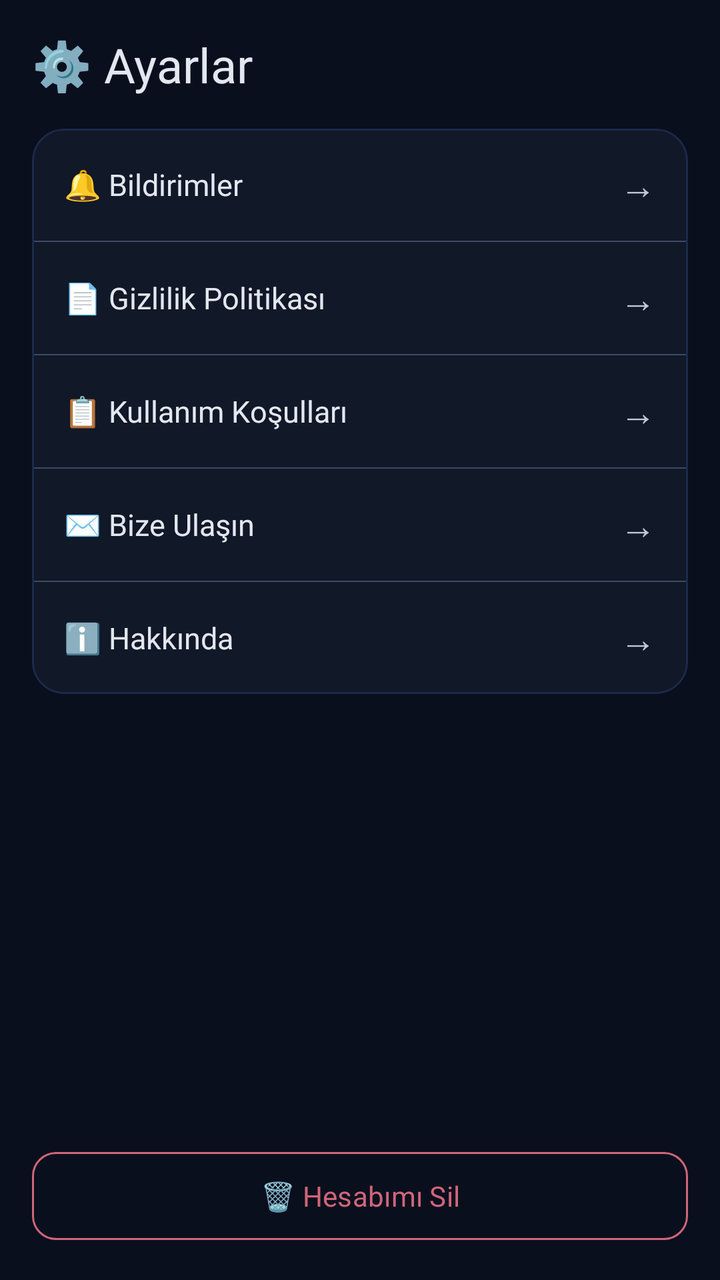
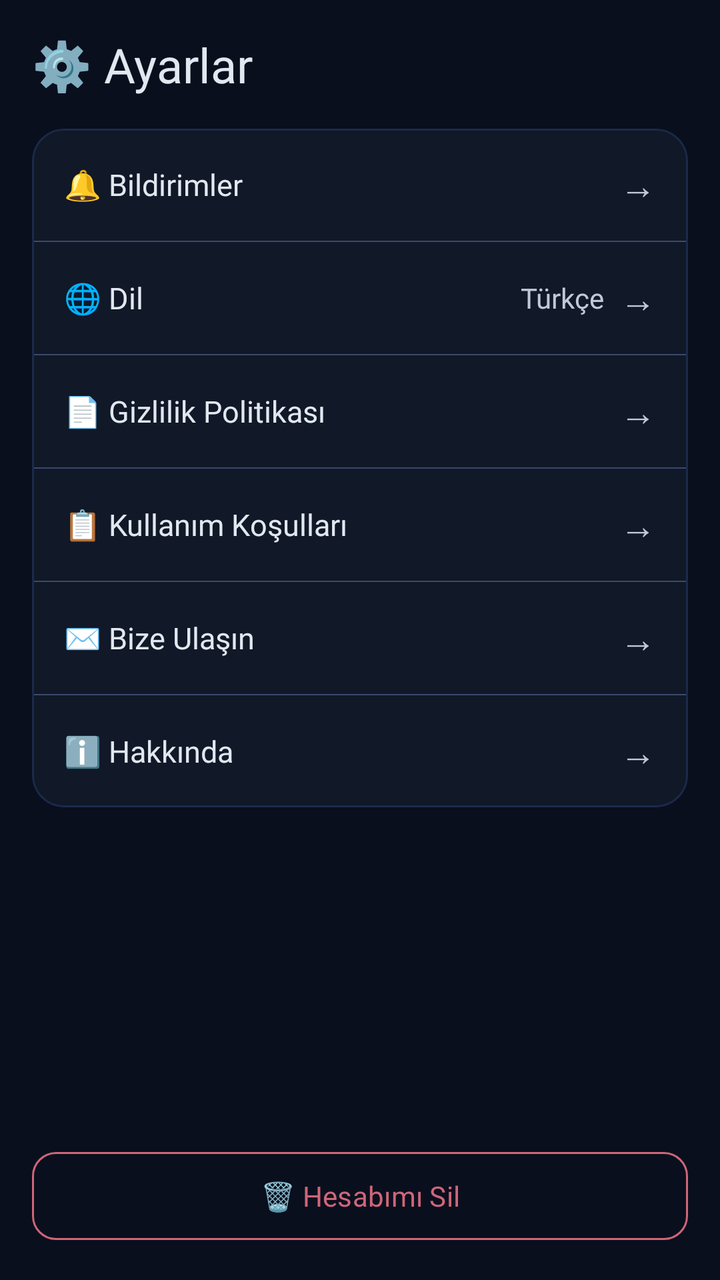

Screens rendered from an Android XML layout before and after an edit, with the pre-edit source and the edit as a unified diff.
<!-- AndroidManifest.xml: application theme Theme.KPSSArena -->
<!-- res/layout/fragment_settings.xml -->
<?xml version="1.0" encoding="utf-8"?>
<LinearLayout
    xmlns:android="http://schemas.android.com/apk/res/android"
    xmlns:app="http://schemas.android.com/apk/res-auto"
    android:layout_width="match_parent"
    android:layout_height="match_parent"
    android:orientation="vertical"
    android:background="@color/background">
    <TextView
        android:layout_width="wrap_content"
        android:layout_height="wrap_content"
        android:text="⚙️ Ayarlar"
        android:textColor="@color/on_surface"
        android:textSize="24sp"
        android:fontFamily="@font/playfair_display_bold"
        android:layout_margin="16dp" />
    <com.google.android.material.card.MaterialCardView

        android:layout_width="match_parent"
        android:layout_height="wrap_content"
        app:cardCornerRadius="16dp"
        app:cardBackgroundColor="@color/surface"
        android:layout_marginHorizontal="16dp"
        android:layout_marginBottom="16dp">
        <LinearLayout
            android:layout_width="match_parent"
            android:layout_height="wrap_content"
            android:orientation="vertical">
            <LinearLayout
                android:id="@+id/item_notifications"
                android:layout_width="match_parent"
                android:layout_height="56dp"
                android:orientation="horizontal"
                android:gravity="center_vertical"
                android:paddingHorizontal="16dp"
                android:clickable="true"
                android:focusable="true"
                android:background="?attr/selectableItemBackground">
                <TextView
                    android:layout_width="0dp"
                    android:layout_height="wrap_content"
                    android:layout_weight="1"
                    android:text="🔔 Bildirimler"
                    android:textColor="@color/on_surface"
                    android:textSize="15sp" />
                <TextView
                    android:layout_width="wrap_content"
                    android:layout_height="wrap_content"
                    android:text="→"
                    android:textColor="@color/on_surface_variant"
                    android:textSize="18sp" />
            </LinearLayout>

            <View android:layout_width="match_parent" android:layout_height="0.5dp" android:background="@color/outline" />
            <LinearLayout
                android:id="@+id/item_privacy_policy"
                android:layout_width="match_parent"
                android:layout_height="56dp"
                android:orientation="horizontal"
                android:gravity="center_vertical"
                android:paddingHorizontal="16dp"
                android:clickable="true"
                android:focusable="true"
                android:background="?attr/selectableItemBackground">
                <TextView
                    android:layout_width="0dp"
                    android:layout_height="wrap_content"
                    android:layout_weight="1"
                    android:text="📄 Gizlilik Politikası"
                    android:textColor="@color/on_surface"
                    android:textSize="15sp" />
                <TextView
                    android:layout_width="wrap_content"
                    android:layout_height="wrap_content"
                    android:text="→"
                    android:textColor="@color/on_surface_variant"
                    android:textSize="18sp" />
            </LinearLayout>
            <View android:layout_width="match_parent" android:layout_height="0.5dp" android:background="@color/outline" />
            <LinearLayout
                android:id="@+id/item_terms_of_service"
                android:layout_width="match_parent"
                android:layout_height="56dp"
                android:orientation="horizontal"
                android:gravity="center_vertical"
                android:paddingHorizontal="16dp"
                android:clickable="true"

                android:focusable="true"
                android:background="?attr/selectableItemBackground">
                <TextView
                    android:layout_width="0dp"
                    android:layout_height="wrap_content"
                    android:layout_weight="1"
                    android:text="📋 Kullanım Koşulları"
                    android:textColor="@color/on_surface"
                    android:textSize="15sp" />
                <TextView
                    android:layout_width="wrap_content"
                    android:layout_height="wrap_content"
                    android:text="→"
                    android:textColor="@color/on_surface_variant"
                    android:textSize="18sp" />
            </LinearLayout>
            <View android:layout_width="match_parent" android:layout_height="0.5dp" android:background="@color/outline" />
            <LinearLayout
                android:id="@+id/item_contact_us"
                android:layout_width="match_parent"
                android:layout_height="56dp"
                android:orientation="horizontal"
                android:gravity="center_vertical"
                android:paddingHorizontal="16dp"
                android:clickable="true"
                android:focusable="true"
                android:background="?attr/selectableItemBackground">
                <TextView
                    android:layout_width="0dp"
                    android:layout_height="wrap_content"
                    android:layout_weight="1"
                    android:text="✉️ Bize Ulaşın"
                    android:textColor="@color/on_surface"
                    android:textSize="15sp" />

                <TextView
                    android:layout_width="wrap_content"
                    android:layout_height="wrap_content"
                    android:text="→"
                    android:textColor="@color/on_surface_variant"
                    android:textSize="18sp" />
            </LinearLayout>
            <View android:layout_width="match_parent" android:layout_height="0.5dp" android:background="@color/outline" />
            <LinearLayout
                android:id="@+id/item_about"
                android:layout_width="match_parent"
                android:layout_height="56dp"
                android:orientation="horizontal"
                android:gravity="center_vertical"
                android:paddingHorizontal="16dp"
                android:clickable="true"
                android:focusable="true"
                android:background="?attr/selectableItemBackground">
                <TextView
                    android:layout_width="0dp"
                    android:layout_height="wrap_content"
                    android:layout_weight="1"
                    android:text="ℹ️ Hakkında"
                    android:textColor="@color/on_surface"
                    android:textSize="15sp" />
                <TextView
                    android:layout_width="wrap_content"
                    android:layout_height="wrap_content"
                    android:text="→"
                    android:textColor="@color/on_surface_variant"
                    android:textSize="18sp" />
            </LinearLayout>

        </LinearLayout>
    </com.google.android.material.card.MaterialCardView>
    <Space android:layout_width="match_parent" android:layout_height="0dp" android:layout_weight="1" />
    <com.google.android.material.button.MaterialButton
        android:id="@+id/item_delete_account"
        style="@style/Widget.KPSSArena.Button.Outlined"
        android:layout_width="match_parent"
        android:layout_height="52dp"
        android:text="🗑️ Hesabımı Sil"
        android:textColor="@color/error"
        app:strokeColor="@color/error"
        android:layout_marginHorizontal="16dp"
        android:layout_marginBottom="16dp" />
</LinearLayout>
<!-- resources referenced by this layout -->
<resources>
  <color name="background">#0A0F1E</color>
  <color name="error">#CF6679</color>
  <color name="on_surface">#E2E8F0</color>
  <color name="on_surface_variant">#C1C9D9</color>
  <color name="outline">#3A4A6B</color>
  <color name="surface">#111827</color>
  <style name="Widget.KPSSArena.Button.Outlined" parent="Widget.Material3.Button.OutlinedButton">
          <item name="cornerRadius">12dp</item>
          <item name="android:textAllCaps">false</item>
  
          <item name="strokeColor">@color/primary</item>
      </style>
  <style name="Theme.KPSSArena" parent="Theme.Material3.Dark.NoActionBar">
          
          <item name="colorPrimary">#C9A84C</item>
          <item name="colorOnPrimary">#1A1000</item>
          <item name="colorPrimaryContainer">#3D2C00</item>
          <item name="colorOnPrimaryContainer">#FFE08C</item>
          
          
          <item name="colorSecondary">#0D1B3E</item>
          <item name="colorOnSecondary">#E8EDF7</item>
          <item name="colorSecondaryContainer">#1E2A45</item>
          <item name="colorOnSecondaryContainer">#D4E3FF</item>
          
          
          <item name="colorTertiary">#A5C4FF</item>
          <item name="colorOnTertiary">#002D6B</item>
          
          
          <item name="android:colorBackground">#0A0F1E</item>
          <item name="colorSurface">#111827</item>
          <item name="colorSurfaceVariant">#1E2A45</item>
          <item name="colorOnSurface">#E2E8F0</item>
          <item name="colorOnSurfaceVariant">#C1C9D9</item>
          
          
          <item name="colorOutline">#3A4A6B</item>
          <item name="colorOutlineVariant">#1A2A4B</item>
          
          
          <item name="colorError">#CF6679</item>
          <item name="colorOnError">#370B1E</item>
          
          
          <item name="android:statusBarColor">@android:color/transparent</item>
          <item name="android:navigationBarColor">@android:color/transparent</item>
          <item name="android:windowLightStatusBar">false</item>
          
          
          <item name="fontFamily">@font/inter_regular</item>
  
          
          
          <item name="shapeAppearanceSmallComponent">@style/ShapeAppearance.KPSSArena.Small</item>
          <item name="shapeAppearanceMediumComponent">@style/ShapeAppearance.KPSSArena.Medium</item>
          <item name="shapeAppearanceLargeComponent">@style/ShapeAppearance.KPSSArena.Large</item>
      </style>
  <color name="primary">#C9A84C</color>
  <style name="ShapeAppearance.KPSSArena.Small" parent="ShapeAppearance.Material3.Corner.Small">
          <item name="cornerFamily">rounded</item>
          <item name="cornerSize">12dp</item>
      </style>
  <style name="ShapeAppearance.KPSSArena.Medium" parent="ShapeAppearance.Material3.Corner.Medium">
          <item name="cornerFamily">rounded</item>
          <item name="cornerSize">16dp</item>
      </style>
  <style name="ShapeAppearance.KPSSArena.Large" parent="ShapeAppearance.Material3.Corner.Large">
          <item name="cornerFamily">rounded</item>
          <item name="cornerSize">24dp</item>
      </style>
</resources>

<!-- the commit's change to res/layout/fragment_settings.xml (unified diff, before → after) -->
@@ -9,7 +9,7 @@
     <TextView
         android:layout_width="wrap_content"
         android:layout_height="wrap_content"
-        android:text="⚙️ Ayarlar"
+        android:text="@string/settings_title"
         android:textColor="@color/on_surface"
         android:textSize="24sp"
         android:fontFamily="@font/playfair_display_bold"
@@ -40,17 +40,50 @@
                     android:layout_width="0dp"
                     android:layout_height="wrap_content"
                     android:layout_weight="1"
-                    android:text="🔔 Bildirimler"
-                    android:textColor="@color/on_surface"
-                    android:textSize="15sp" />
-                <TextView
-                    android:layout_width="wrap_content"
-                    android:layout_height="wrap_content"
-                    android:text="→"
-                    android:textColor="@color/on_surface_variant"
-                    android:textSize="18sp" />
-            </LinearLayout>
-
+                    android:text="@string/settings_notifications"
+                    android:textColor="@color/on_surface"
+                    android:textSize="15sp" />
+                <TextView
+                    android:layout_width="wrap_content"
+                    android:layout_height="wrap_content"
+                    android:text="@string/action_arrow"
+                    android:textColor="@color/on_surface_variant"
+                    android:textSize="18sp" />
+            </LinearLayout>
+
+            <View android:layout_width="match_parent" android:layout_height="0.5dp" android:background="@color/outline" />
+            <LinearLayout
+                android:id="@+id/item_language"
+                android:layout_width="match_parent"
+                android:layout_height="56dp"
+                android:orientation="horizontal"
+                android:gravity="center_vertical"
+                android:paddingHorizontal="16dp"
+                android:clickable="true"
+                android:focusable="true"
+                android:background="?attr/selectableItemBackground">
+                <TextView
+                    android:layout_width="0dp"
+                    android:layout_height="wrap_content"
+                    android:layout_weight="1"
+                    android:text="@string/settings_language"
+                    android:textColor="@color/on_surface"
+                    android:textSize="15sp" />
+                <TextView
+                    android:id="@+id/tv_current_language"
+                    android:layout_width="wrap_content"
+                    android:layout_height="wrap_content"
+                    android:text="@string/language_turkish"
+                    android:textColor="@color/on_surface_variant"
+                    android:textSize="14sp"
+                    android:layout_marginEnd="8dp" />
+                <TextView
+                    android:layout_width="wrap_content"
+                    android:layout_height="wrap_content"
+                    android:text="@string/action_arrow"
+                    android:textColor="@color/on_surface_variant"
+                    android:textSize="18sp" />
+            </LinearLayout>
             <View android:layout_width="match_parent" android:layout_height="0.5dp" android:background="@color/outline" />
             <LinearLayout
                 android:id="@+id/item_privacy_policy"
@@ -66,13 +99,13 @@
                     android:layout_width="0dp"
                     android:layout_height="wrap_content"
                     android:layout_weight="1"
-                    android:text="📄 Gizlilik Politikası"
-                    android:textColor="@color/on_surface"
-                    android:textSize="15sp" />
-                <TextView
-                    android:layout_width="wrap_content"
-                    android:layout_height="wrap_content"
-                    android:text="→"
+                    android:text="@string/settings_privacy_policy"
+                    android:textColor="@color/on_surface"
+                    android:textSize="15sp" />
+                <TextView
+                    android:layout_width="wrap_content"
+                    android:layout_height="wrap_content"
+                    android:text="@string/action_arrow"
                     android:textColor="@color/on_surface_variant"
                     android:textSize="18sp" />
             </LinearLayout>
@@ -92,13 +125,13 @@
                     android:layout_width="0dp"
                     android:layout_height="wrap_content"
                     android:layout_weight="1"
-                    android:text="📋 Kullanım Koşulları"
-                    android:textColor="@color/on_surface"
-                    android:textSize="15sp" />
-                <TextView
-                    android:layout_width="wrap_content"
-                    android:layout_height="wrap_content"
-                    android:text="→"
+                    android:text="@string/settings_terms_of_service"
+                    android:textColor="@color/on_surface"
+                    android:textSize="15sp" />
+                <TextView
+                    android:layout_width="wrap_content"
+                    android:layout_height="wrap_content"
+                    android:text="@string/action_arrow"
                     android:textColor="@color/on_surface_variant"
                     android:textSize="18sp" />
             </LinearLayout>
@@ -117,14 +150,14 @@
                     android:layout_width="0dp"
                     android:layout_height="wrap_content"
                     android:layout_weight="1"
-                    android:text="✉️ Bize Ulaşın"
-                    android:textColor="@color/on_surface"
-                    android:textSize="15sp" />
-
-                <TextView
-                    android:layout_width="wrap_content"
-                    android:layout_height="wrap_content"
-                    android:text="→"
+                    android:text="@string/settings_contact_us"
+                    android:textColor="@color/on_surface"
+                    android:textSize="15sp" />
+
+                <TextView
+                    android:layout_width="wrap_content"
+                    android:layout_height="wrap_content"
+                    android:text="@string/action_arrow"
                     android:textColor="@color/on_surface_variant"
                     android:textSize="18sp" />
             </LinearLayout>
@@ -143,13 +176,13 @@
                     android:layout_width="0dp"
                     android:layout_height="wrap_content"
                     android:layout_weight="1"
-                    android:text="ℹ️ Hakkında"
-                    android:textColor="@color/on_surface"
-                    android:textSize="15sp" />
-                <TextView
-                    android:layout_width="wrap_content"
-                    android:layout_height="wrap_content"
-                    android:text="→"
+                    android:text="@string/settings_about"
+                    android:textColor="@color/on_surface"
+                    android:textSize="15sp" />
+                <TextView
+                    android:layout_width="wrap_content"
+                    android:layout_height="wrap_content"
+                    android:text="@string/action_arrow"
                     android:textColor="@color/on_surface_variant"
                     android:textSize="18sp" />
             </LinearLayout>
@@ -162,7 +195,7 @@
         style="@style/Widget.KPSSArena.Button.Outlined"
         android:layout_width="match_parent"
         android:layout_height="52dp"
-        android:text="🗑️ Hesabımı Sil"
+        android:text="@string/action_delete_account"
         android:textColor="@color/error"
         app:strokeColor="@color/error"
         android:layout_marginHorizontal="16dp"
<!-- resource entries referenced after the edit -->
@@ -6,6 +6,16 @@
   <color name="on_surface_variant">#C1C9D9</color>
   <color name="outline">#3A4A6B</color>
   <color name="surface">#111827</color>
+  <string name="action_arrow">→</string>
+  <string name="action_delete_account">🗑️ Hesabımı Sil</string>
+  <string name="language_turkish">Türkçe</string>
+  <string name="settings_about">ℹ️ Hakkında</string>
+  <string name="settings_contact_us">✉️ Bize Ulaşın</string>
+  <string name="settings_language">🌐 Dil</string>
+  <string name="settings_notifications">🔔 Bildirimler</string>
+  <string name="settings_privacy_policy">📄 Gizlilik Politikası</string>
+  <string name="settings_terms_of_service">📋 Kullanım Koşulları</string>
+  <string name="settings_title">⚙️ Ayarlar</string>
   <style name="Widget.KPSSArena.Button.Outlined" parent="Widget.Material3.Button.OutlinedButton">
           <item name="cornerRadius">12dp</item>
           <item name="android:textAllCaps">false</item>
